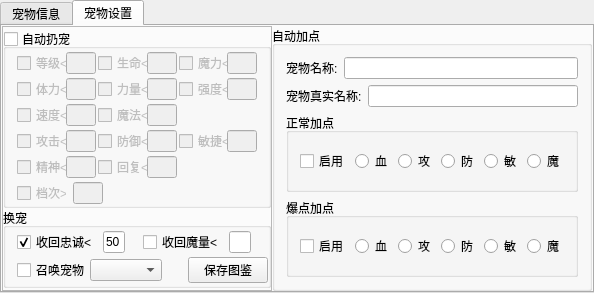
Above: MLAssist/GamePetWgt.ui from HBACC0005240/MLAssist before the change. Below: the same form after it.
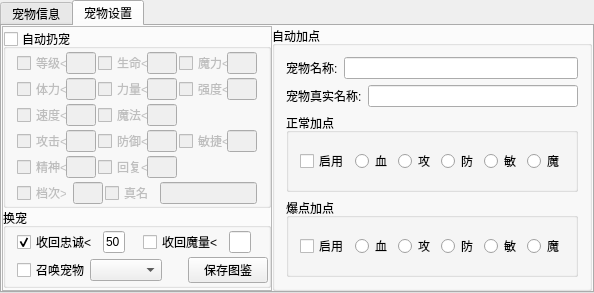
That is the form after the change. The open tabs and pages were chosen to show the change.

Diff of the .ui file:
```diff
--- a/MLAssist/GamePetWgt.ui
+++ b/MLAssist/GamePetWgt.ui
@@ -7,7 +7,7 @@
     <x>0</x>
     <y>0</y>
     <width>568</width>
-    <height>265</height>
+    <height>289</height>
    </rect>
   </property>
   <property name="windowTitle">
@@ -734,6 +734,9 @@
                </property>
                <item>
                 <layout class="QHBoxLayout" name="horizontalLayout_35">
+                 <property name="spacing">
+                  <number>6</number>
+                 </property>
                  <item>
                   <widget class="QCheckBox" name="checkBox_grade">
                    <property name="minimumSize">
@@ -763,6 +766,24 @@
                    </property>
                   </widget>
                  </item>
+                </layout>
+               </item>
+               <item>
+                <layout class="QHBoxLayout" name="horizontalLayout_9">
+                 <item>
+                  <widget class="QCheckBox" name="checkBox_realName">
+                   <property name="text">
+                    <string>真名</string>
+                   </property>
+                  </widget>
+                 </item>
+                 <item>
+                  <widget class="QLineEdit" name="lineEdit_realName">
+                   <property name="text">
+                    <string/>
+                   </property>
+                  </widget>
+                 </item>
                  <item>
                   <spacer name="horizontalSpacer_4">
                    <property name="orientation">
@@ -770,7 +791,7 @@
                    </property>
                    <property name="sizeHint" stdset="0">
                     <size>
-                     <width>200</width>
+                     <width>0</width>
                      <height>20</height>
                     </size>
                    </property>
```
Left out of the diff: 3 changed lines with no effect on the pictures.
